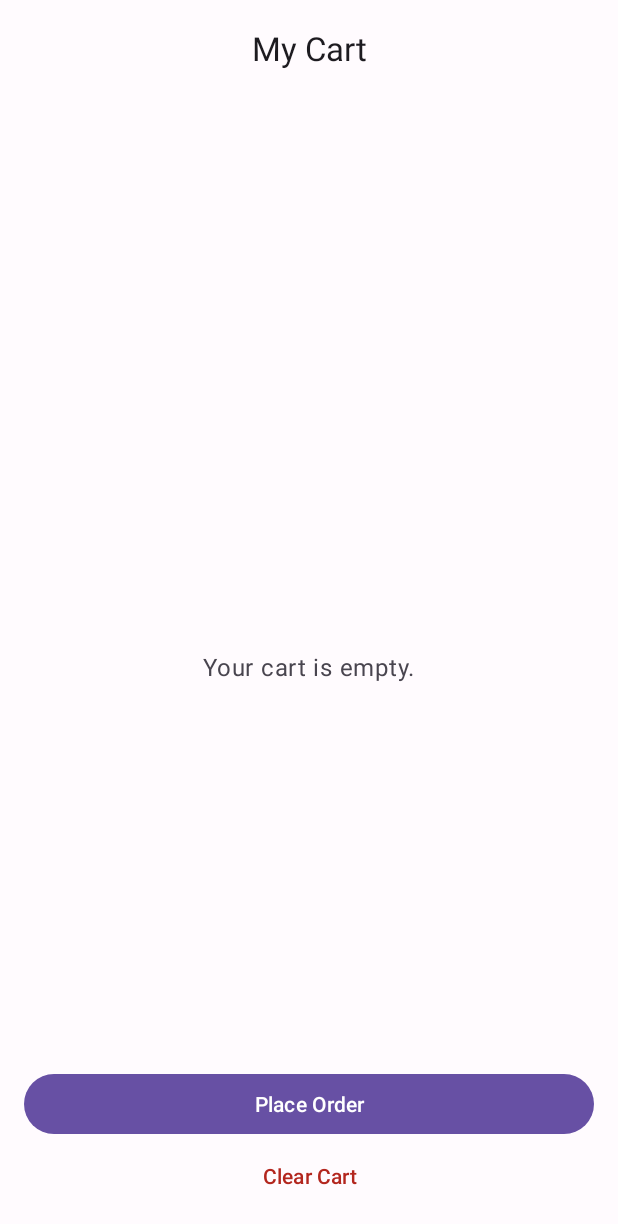
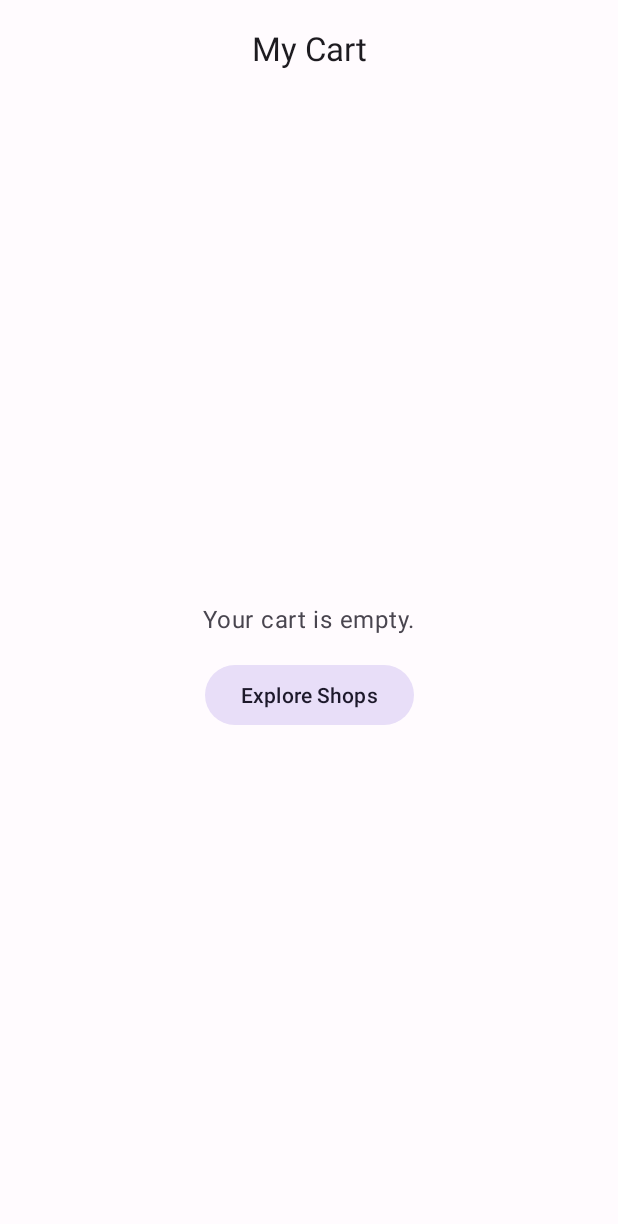
Before and after one commit to Sirye8/signaling-proj, an Android app: the fragment CartFragment shown on its own in the app's theme, on a phone screen of 412 x 824 dp. Shown: the top 1224 px of the screen. Run offline under Robolectric (Android 15) with nearby library versions, the phone set to English and light mode, and no system bars; our stand-ins replace Firebase (no records; nobody signed in at launch, a user with empty details on screens opened directly).

Commit message:
feat: implement "Ask for Volunteer" for delivery orders
Seller:
- Add an "Ask for Volunteer" button for delivery orders that are "Ready for Pickup".
- This button flags the order to make it visible to volunteer drivers.
- Refactor the seller order view to handle the new volunteer action and streamline status updates.
- Improve the order status display, showing "Waiting for Vol." when a volunteer has been requested.

Delivery:
- Update the delivery order list to only show jobs where the seller has explicitly requested a volunteer.

Buyer:
- Add an "Explore Shops" button to the empty cart view, allowing for easier navigation back to the shopping interface.
- Refine the cart UI to correctly show/hide elements when the cart is empty versus when it has items.

```diff
--- a/app/src/main/java/com/guc_proj/signaling_proj/Order.kt
+++ b/app/src/main/java/com/guc_proj/signaling_proj/Order.kt
@@ -25,6 +25,9 @@ data class Order(
     val discountApplied: Double = 0.0, // Rewards used
     val finalPrice: Double = 0.0, // Amount actually paid
 
+    // New Flag for Volunteer Logic
+    val isVolunteerRequested: Boolean = false,
+
     // Order Date
     val timestamp: Long = System.currentTimeMillis()
 ) : Parcelable {
--- a/app/src/main/java/com/guc_proj/signaling_proj/buyer/CartFragment.kt
+++ b/app/src/main/java/com/guc_proj/signaling_proj/buyer/CartFragment.kt
@@ -115,6 +115,12 @@ class CartFragment : Fragment() {
         binding.addMoreItemsButton.setOnClickListener { navigateToAddMoreItems() }
         binding.placeOrderButton.setOnClickListener { attemptPlaceOrder() }
         binding.clearCartButton.setOnClickListener { CartManager.clearCart(); updateCartView() }
+
+        // Handle Explore Shops click
+        binding.exploreShopsButton.setOnClickListener {
+            // Navigate to the first tab (Shops) in BuyerHomeActivity
+            (activity as? BuyerHomeActivity)?.findViewById<ViewPager2>(R.id.buyer_view_pager)?.currentItem = 0
+        }
 
         updateCartView()
         fetchUserAddresses()
@@ -371,15 +377,34 @@ class CartFragment : Fragment() {
     private fun updateCartView() {
         val cartItems = CartManager.getCartItems()
         cartAdapter.updateItems(cartItems)
+
         if (_binding == null) return
+
         if (cartItems.isEmpty()) {
+            // Empty State
             binding.emptyCartView.visibility = View.VISIBLE
+            binding.exploreShopsButton.visibility = View.VISIBLE // Show Explore Button
+
+            // Hide Cart Content
             binding.cartContentScroll.visibility = View.GONE
             binding.totalsContainer.visibility = View.GONE
+
+            // Hide Bottom Buttons
+            binding.placeOrderButton.visibility = View.GONE
+            binding.clearCartButton.visibility = View.GONE
         } else {
+            // Active State
             binding.emptyCartView.visibility = View.GONE
+            binding.exploreShopsButton.visibility = View.GONE // Hide Explore Button
+
+            // Show Cart Content
             binding.cartContentScroll.visibility = View.VISIBLE
             binding.totalsContainer.visibility = View.VISIBLE
+
+            // Show Bottom Buttons
+            binding.placeOrderButton.visibility = View.VISIBLE
+            binding.clearCartButton.visibility = View.VISIBLE
+
             recalculateTotals()
         }
     }
--- a/app/src/main/res/layout/fragment_cart.xml
+++ b/app/src/main/res/layout/fragment_cart.xml
@@ -33,10 +33,24 @@
             android:textAppearance="@style/TextAppearance.Material3.BodyLarge"
             android:textColor="?attr/colorOnSurfaceVariant"
             android:visibility="gone"
+            app:layout_constraintBottom_toTopOf="@+id/exploreShopsButton"
+            app:layout_constraintVertical_chainStyle="packed"
             app:layout_constraintTop_toTopOf="parent"
+            app:layout_constraintStart_toStartOf="parent"
+            app:layout_constraintEnd_toEndOf="parent" />
+
+        <Button
+            android:id="@+id/exploreShopsButton"
+            style="@style/Widget.Material3.Button.TonalButton"
+            android:layout_width="wrap_content"
+            android:layout_height="wrap_content"
+            android:text="Explore Shops"
+            android:layout_marginTop="16dp"
+            android:visibility="gone"
+            app:layout_constraintTop_toBottomOf="@id/emptyCartView"
             app:layout_constraintBottom_toBottomOf="parent"
             app:layout_constraintStart_toStartOf="parent"
-            app:layout_constraintEnd_toEndOf="parent" />
+            app:layout_constraintEnd_toEndOf="parent"/>
 
         <androidx.core.widget.NestedScrollView
             android:id="@+id/cartContentScroll"
```
Also changed, not shown: app/src/main/java/com/guc_proj/signaling_proj/delivery/DeliveryOrdersFragment.kt (+6 -1 lines), app/src/main/java/com/guc_proj/signaling_proj/seller/SellerOrderAdapter.kt (+54 -26 lines), app/src/main/java/com/guc_proj/signaling_proj/seller/SellerOrdersFragment.kt (+23 -51 lines), app/src/main/res/layout/item_order_seller.xml (+9 -0 lines).
